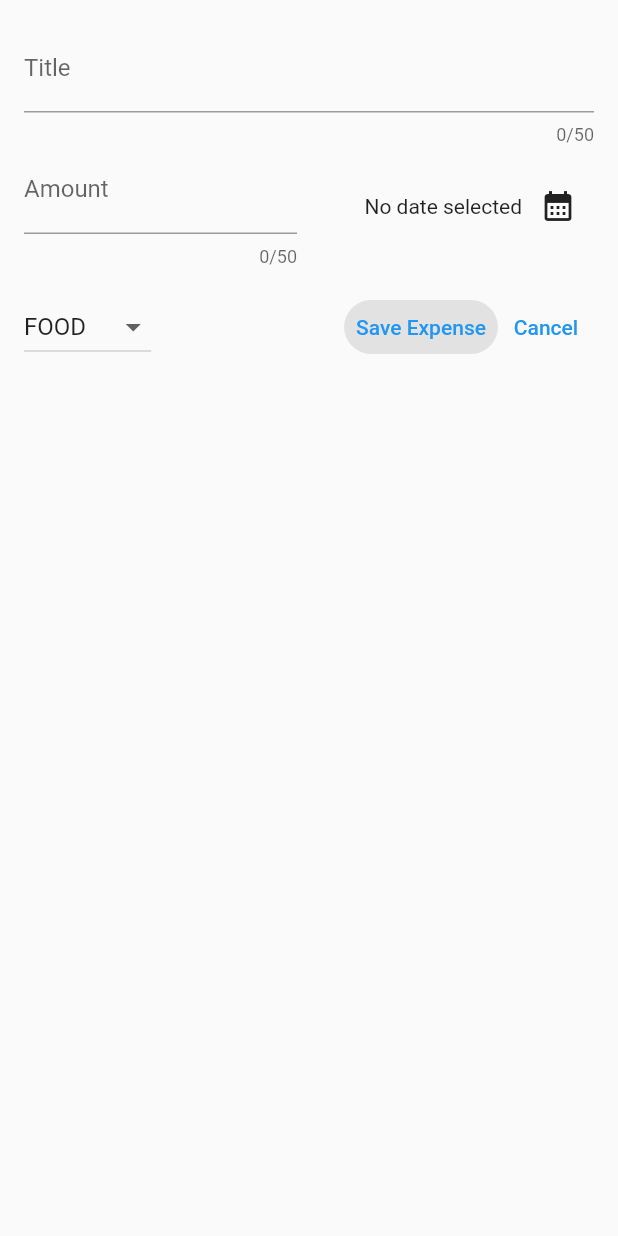
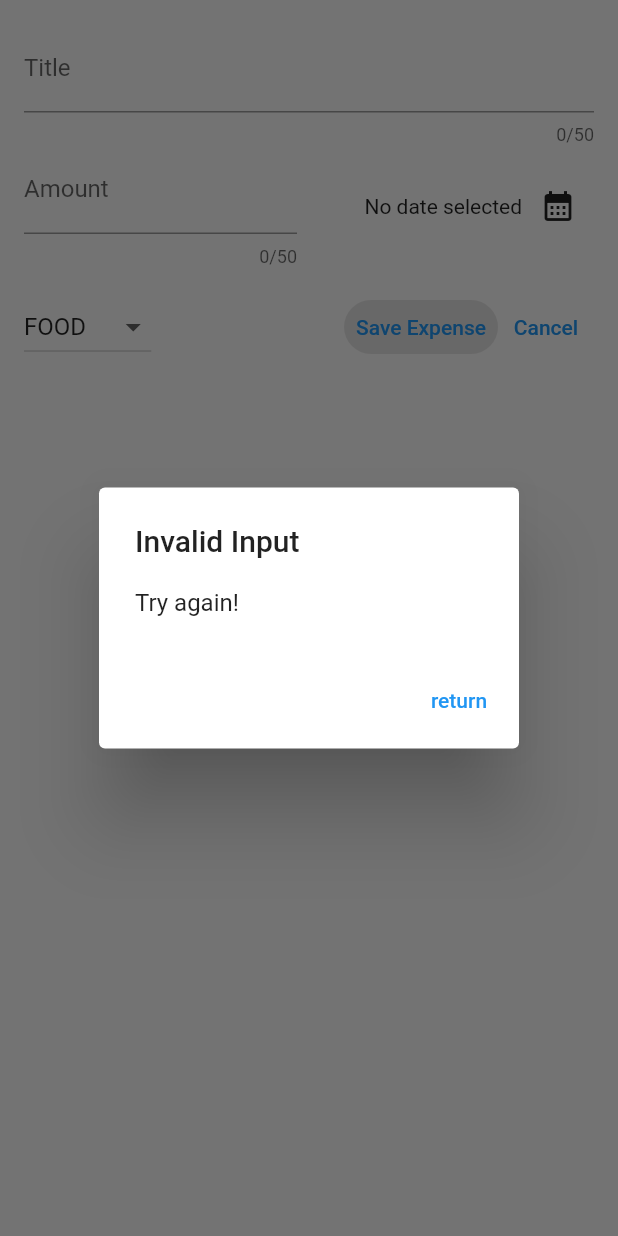
Before and after one commit to CongNQ-Dev/flutter-expense-tracker, a Flutter app: the NewExpense widget shown alone on an empty page, opened directly, after a tap on "Save Expense", on a phone screen of 412 x 824 dp. Run offline on Flutter 3.47's test engine with Material 2 defaults, Android fonts, the phone set to English and light mode, and no system bars; missing offline and left inert: dart:ffi.

Commit message:
Validating User Input & Showing an Error Dialog

```diff
--- a/lib/widget/new_expense.dart
+++ b/lib/widget/new_expense.dart
@@ -1,3 +1,5 @@
+import 'dart:ffi';
+
 import 'package:flutter/material.dart';
 import 'package:expense_tracker/models/expense.dart';
 
@@ -26,6 +28,30 @@ class _NewExpenseState extends State<NewExpense> {
     setState(() {
       _selectedDate = pickedDate;
     });
+  }
+
+  void _submitExpenseData() {
+    final enteredAmount = double.tryParse(_amountController.text);
+    final amountIsInvalid = enteredAmount == null || enteredAmount <= 0;
+    if (_titleController.text.trim().isEmpty ||
+        amountIsInvalid ||
+        _selectedDate == null) {
+      showDialog(
+          context: context,
+          builder: (ctx) => AlertDialog(
+                title: Text("Invalid Input"),
+                content: Text("Try again!"),
+                actions: [
+                  TextButton(
+                    onPressed: () {
+                      Navigator.pop(ctx);
+                    },
+                    child: const Text("return"),
+                  )
+                ],
+              ));
+      return;
+    }
   }
 
   @override
@@ -105,10 +131,7 @@ class _NewExpenseState extends State<NewExpense> {
                           RoundedRectangleBorder(
                         borderRadius: BorderRadius.circular(18.0),
                       ))),
-                  onPressed: () {
-                    print(_titleController.text);
-                    print(_amountController.text);
-                  },
+                  onPressed: _submitExpenseData,
                   child: Text("Save Expense")),
               TextButton(
                   onPressed: () {
```
